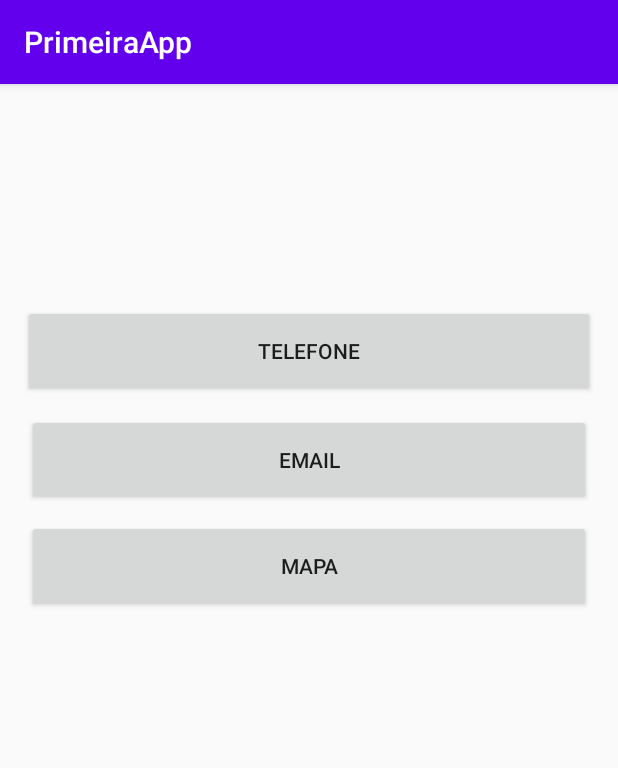
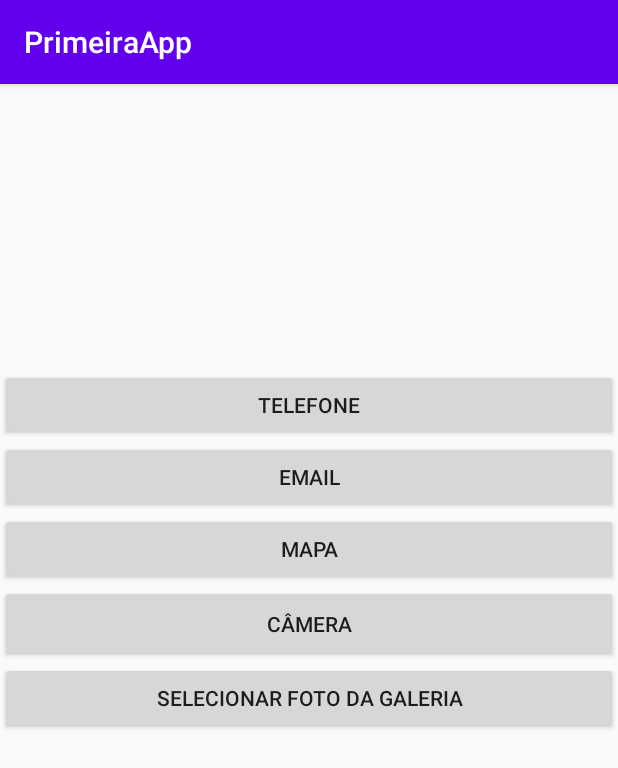
Before and after one commit to IvanYamasaki/PrimeiraApp-Android, an Android app: the screen it shows after launch (MainActivity), on a phone screen of 412 x 824 dp. Shown: the top 768 px of the screen. Run offline under Robolectric (Android 15) with nearby library versions, the phone set to English and light mode, and no system bars.

Commit message:
Atualização 2 botões: Câmera e Galeria 06062020

```diff
--- a/app/src/main/AndroidManifest.xml
+++ b/app/src/main/AndroidManifest.xml
@@ -9,7 +9,10 @@
         android:roundIcon="@mipmap/ic_launcher_round"
         android:supportsRtl="true"
         android:theme="@style/AppTheme">
-        <activity android:name=".TelefoneActivity"></activity>
+        <activity android:name=".GaleriaActivity"></activity>
+        <activity android:name=".Galeria" />
+        <activity android:name=".CameraActivity" />
+        <activity android:name=".TelefoneActivity" />
         <activity android:name=".EmailActivity" />
         <activity android:name=".MapaActivity" />
         <activity android:name=".MainActivity">
--- a/app/src/main/res/layout/activity_main.xml
+++ b/app/src/main/res/layout/activity_main.xml
@@ -9,50 +9,55 @@
     <Button
         android:id="@+id/btnTel"
         android:layout_width="0dp"
-        android:layout_height="0dp"
-        android:layout_marginStart="15dp"
-        android:layout_marginLeft="15dp"
-        android:layout_marginTop="147dp"
-        android:layout_marginEnd="15dp"
-        android:layout_marginRight="15dp"
-        android:layout_marginBottom="11dp"
+        android:layout_height="wrap_content"
+        android:layout_marginTop="190dp"
         android:onClick="fazerChamada"
-        android:text="Telefone"
-        app:layout_constraintBottom_toTopOf="@+id/btnEmail"
+        android:text="@string/btnTelefone"
         app:layout_constraintEnd_toEndOf="parent"
-        app:layout_constraintHorizontal_bias="1.0"
+        app:layout_constraintHorizontal_bias="0.0"
         app:layout_constraintStart_toStartOf="parent"
         app:layout_constraintTop_toTopOf="parent" />
 
     <Button
         android:id="@+id/btnEmail"
         android:layout_width="0dp"
-        android:layout_height="0dp"
-        android:layout_marginStart="18dp"
-        android:layout_marginLeft="18dp"
-        android:layout_marginEnd="18dp"
-        android:layout_marginRight="18dp"
-        android:layout_marginBottom="10dp"
+        android:layout_height="wrap_content"
         android:onClick="enviarEmail"
-        android:text="Email"
-        app:layout_constraintBottom_toTopOf="@+id/button3"
+        android:text="@string/btnEmail"
         app:layout_constraintEnd_toEndOf="parent"
+        app:layout_constraintHorizontal_bias="1.0"
         app:layout_constraintStart_toStartOf="parent"
         app:layout_constraintTop_toBottomOf="@+id/btnTel" />
 
     <Button
         android:id="@+id/button3"
         android:layout_width="0dp"
-        android:layout_height="0dp"
-        android:layout_marginStart="18dp"
-        android:layout_marginLeft="18dp"
-        android:layout_marginEnd="18dp"
-        android:layout_marginRight="18dp"
-        android:layout_marginBottom="416dp"
+        android:layout_height="wrap_content"
         android:onClick="verMapa"
-        android:text="Mapa"
-        app:layout_constraintBottom_toBottomOf="parent"
+        android:text="@string/btnMapa"
+        app:layout_constraintEnd_toEndOf="parent"
+        app:layout_constraintHorizontal_bias="0.0"
+        app:layout_constraintStart_toStartOf="parent"
+        app:layout_constraintTop_toBottomOf="@+id/btnEmail" />
+
+    <Button
+        android:id="@+id/btnCamera"
+        android:layout_width="0dp"
+        android:layout_height="51dp"
+        android:onClick="abrirCamera"
+        android:text="@string/btnCamera"
+        app:layout_constraintEnd_toEndOf="parent"
+        app:layout_constraintHorizontal_bias="0.0"
+        app:layout_constraintStart_toStartOf="parent"
+        app:layout_constraintTop_toBottomOf="@+id/button3" />
+
+    <Button
+        android:id="@+id/btnGaleria"
+        android:layout_width="0dp"
+        android:layout_height="wrap_content"
+        android:onClick="abrirGaleria"
+        android:text="@string/btnGaleria"
         app:layout_constraintEnd_toEndOf="parent"
         app:layout_constraintStart_toStartOf="parent"
-        app:layout_constraintTop_toBottomOf="@+id/btnEmail" />
+        app:layout_constraintTop_toBottomOf="@+id/btnCamera" />
 </androidx.constraintlayout.widget.ConstraintLayout>
--- a/app/src/main/res/values/strings.xml
+++ b/app/src/main/res/values/strings.xml
@@ -7,5 +7,12 @@
     <string name="EndEmail">Endereço de Email</string>
     <string name="AssEmail">Assunto Email</string>
     <string name="TxtEmail">Texto Email</string>
-
+    <string name="btnCamera">Câmera</string>
+    <string name="btnGaleria">Selecionar Foto da Galeria</string>
+    <string name="btnFoto">Fotografar e Guardar Foto</string>
+    <string name="btnTelefone">Telefone</string>
+    <string name="btnEmail">Email</string>
+    <string name="btnMapa">Mapa</string>
+    <string name="btnVisualizar">Visualizar</string>
+    <string name="ivImagem">Imagem</string>
 </resources>
```
Also changed, not shown: app/src/main/java/com/example/primeiraapp/CameraActivity.java (added, +69 -0 lines), app/src/main/java/com/example/primeiraapp/GaleriaActivity.java (added, +77 -0 lines), app/src/main/java/com/example/primeiraapp/MainActivity.java (+23 -5 lines), app/src/main/res/layout/activity_camera.xml (added, +25 -0 lines), app/src/main/res/layout/activity_galeria.xml (added, +36 -0 lines).
